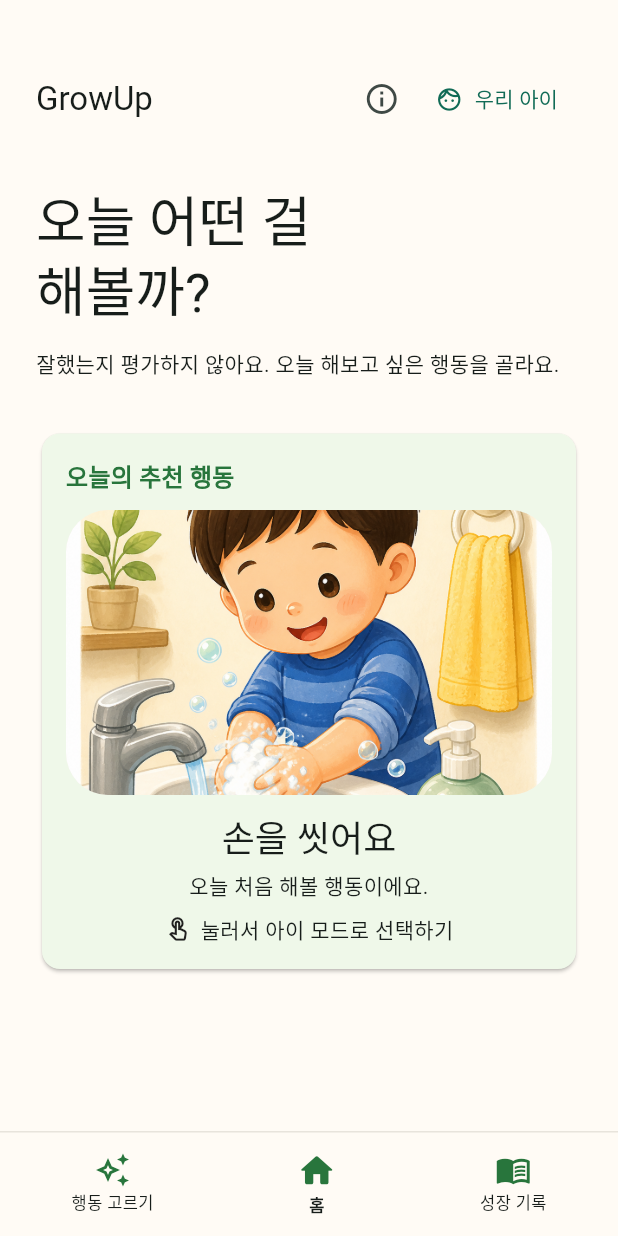
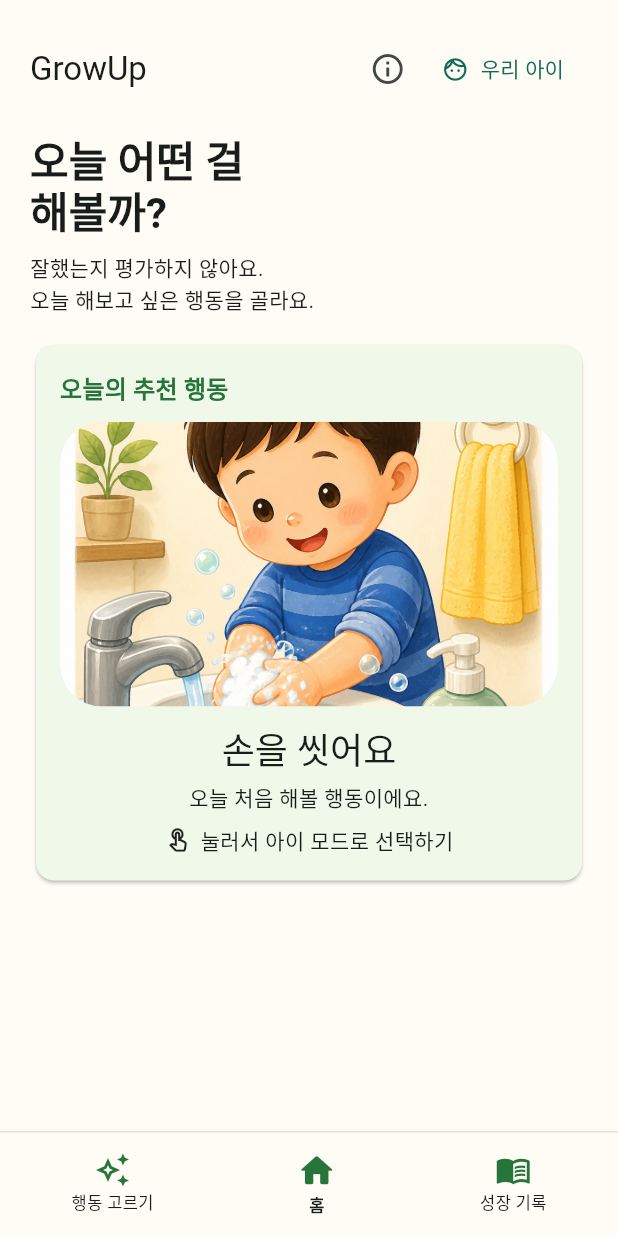
Before and after one commit to criseina/growup, a Flutter app: the HomePage screen opened directly, on a phone screen of 412 x 824 dp. Run offline on Flutter 3.47's test engine with Material 3 defaults, Android fonts, the phone set to English and light mode, and no system bars; our stand-ins replace shared_preferences; accounts and stored records are empty.

Commit message:
fix: fit home content and improve parent swipe

```diff
--- a/lib/main.dart
+++ b/lib/main.dart
@@ -195,12 +195,12 @@ class _HomePageState extends State<HomePage> {
   @override
   Widget build(BuildContext context) => Scaffold(
     body: SafeArea(
-      child: SingleChildScrollView(
-        padding: const EdgeInsets.fromLTRB(24, 24, 24, 32),
+      child: Padding(
+        padding: const EdgeInsets.fromLTRB(20, 16, 20, 12),
         child: Column(
           crossAxisAlignment: CrossAxisAlignment.start,
           children: [
-            const SizedBox(height: 18),
+            const SizedBox(height: 6),
             Row(
               children: [
                 Text('GrowUp', style: Theme.of(context).textTheme.titleLarge),
@@ -227,16 +227,22 @@ class _HomePageState extends State<HomePage> {
                 ),
               ],
             ),
-            const SizedBox(height: 34),
+            const SizedBox(height: 20),
             Text(
               '오늘 어떤 걸\n해볼까?',
-              style: Theme.of(context).textTheme.displaySmall,
-            ),
-            const SizedBox(height: 14),
-            const Text('잘했는지 평가하지 않아요. 오늘 해보고 싶은 행동을 골라요.'),
-            const SizedBox(height: 32),
+              style: Theme.of(context).textTheme.headlineMedium?.copyWith(
+                fontWeight: FontWeight.w700,
+                height: 1.15,
+              ),
+            ),
+            const SizedBox(height: 10),
+            const Text('잘했는지 평가하지 않아요.\n오늘 해보고 싶은 행동을 골라요.'),
+            const SizedBox(height: 16),
             if (_recommendation != null)
-              _TodayRecommendation(
+              Expanded(
+                child: Align(
+                  alignment: Alignment.topCenter,
+                  child: _TodayRecommendation(
                     card: _recommendation!,
                     reason: _recommendationReason,
                     onTap: () => Navigator.of(context).push(
@@ -261,7 +267,8 @@ class _HomePageState extends State<HomePage> {
                       ),
                     ),
                   ),
-            if (_recommendation != null) const SizedBox(height: 14),
+                ),
+              ),
           ],
         ),
       ),
@@ -916,7 +923,7 @@ class _ActionLibraryPageState extends State<ActionLibraryPage> {
   late final Future<List<ActionCard>> _cardsFuture = _loadCards();
   final Map<String, IndependenceLevel> _levels = {};
   String? _selectedCategory;
-  late bool _parentMode = widget.parentMode;
+  late final bool _parentMode = widget.parentMode;
   bool _isLoadingProgress = true;
 
   @override
@@ -1020,13 +1027,6 @@ class _ActionLibraryPageState extends State<ActionLibraryPage> {
       appBar: AppBar(
         title: Text(_parentMode ? 'GrowUp 부모 모드' : '행동 고르기'),
         centerTitle: false,
-        actions: [
-          TextButton.icon(
-            onPressed: () => setState(() => _parentMode = !_parentMode),
-            icon: Icon(_parentMode ? Icons.child_care : Icons.family_restroom),
-            label: Text(_parentMode ? '아이 모드' : '부모 모드'),
-          ),
-        ],
       ),
       body: FutureBuilder<List<ActionCard>>(
         future: _cardsFuture,
@@ -1313,6 +1313,7 @@ class ChildCardPage extends StatefulWidget {
 
 class _ChildCardPageState extends State<ChildCardPage> {
   late IndependenceLevel? _selected = widget.initialLevel;
+  double _horizontalDragDistance = 0;
 
   void _select(IndependenceLevel level) {
     setState(() => _selected = level);
@@ -1326,7 +1327,20 @@ class _ChildCardPageState extends State<ChildCardPage> {
   @override
   Widget build(BuildContext context) {
     return Scaffold(
-      body: SafeArea(
+      body: GestureDetector(
+        key: const ValueKey('child-card-swipe-area'),
+        behavior: HitTestBehavior.opaque,
+        onHorizontalDragStart: (_) => _horizontalDragDistance = 0,
+        onHorizontalDragUpdate: (details) {
+          _horizontalDragDistance += details.delta.dx;
+        },
+        onHorizontalDragEnd: (details) {
+          if ((details.primaryVelocity ?? 0) < -180 ||
+              _horizontalDragDistance < -80) {
+            widget.onOpenParentMode?.call();
+          }
+        },
+        child: SafeArea(
           child: Padding(
             padding: const EdgeInsets.all(20),
             child: Column(
@@ -1337,17 +1351,7 @@ class _ChildCardPageState extends State<ChildCardPage> {
                       onPressed: () => Navigator.pop(context),
                       icon: const Icon(Icons.arrow_back),
                     ),
-                  Expanded(
-                    child: GestureDetector(
-                      onHorizontalDragEnd: (details) {
-                        if (details.primaryVelocity != null &&
-                            details.primaryVelocity! < -180) {
-                          widget.onOpenParentMode?.call();
-                        }
-                      },
-                      child: const _ProgressDots(),
-                    ),
-                  ),
+                    const Expanded(child: _ProgressDots()),
                     const Icon(Icons.star_rounded, color: Color(0xffffc943)),
                   ],
                 ),
@@ -1380,6 +1384,7 @@ class _ChildCardPageState extends State<ChildCardPage> {
                   ],
                 ),
               ],
+            ),
           ),
         ),
       ),
```
Also changed, not shown: 1 other file. Lines whose indentation alone changed are shown as unchanged.
